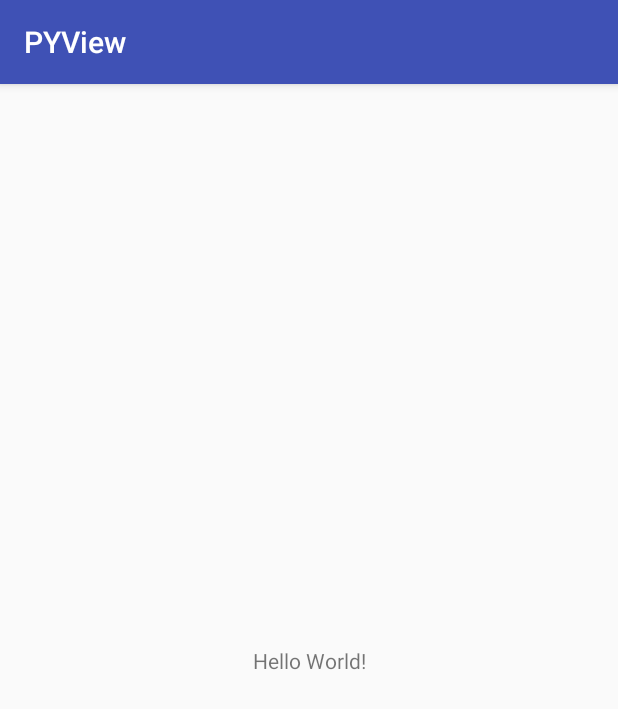
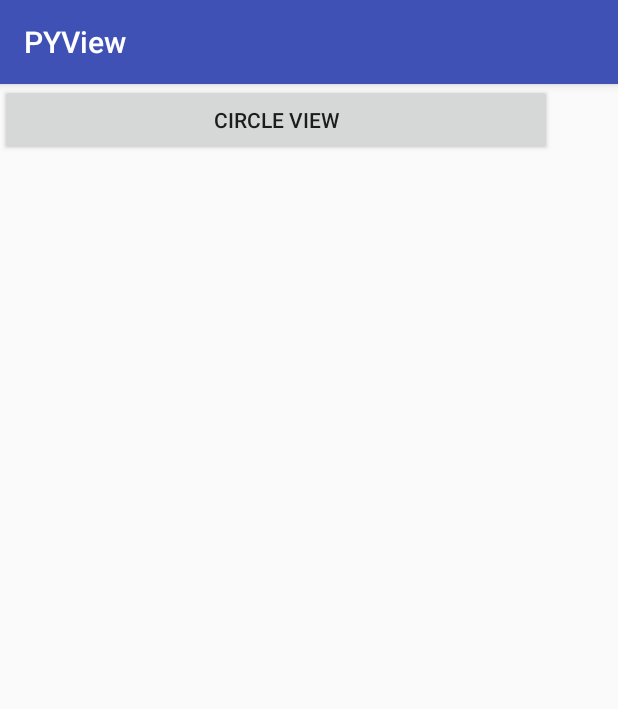
Before and after one commit to linpeiyou/PYView, an Android app: the screen it shows after launch (MainActivity), on a phone screen of 412 x 824 dp. Shown: the top 709 px of the screen. Run offline under Robolectric (Android 15) with nearby library versions, the phone set to English and light mode, and no system bars.

Commit message:
完成了自定义CircleView

```diff
--- a/app/build.gradle
+++ b/app/build.gradle
@@ -1,7 +1,7 @@
 apply plugin: 'com.android.application'
 
 android {
-    compileSdkVersion 26
+    compileSdkVersion 25
     buildToolsVersion "26.0.1"
     defaultConfig {
         applicationId "com.example.linpeiyou.pyview"
@@ -20,7 +20,7 @@ android {
 }
 
 dependencies {
-    compile fileTree(dir: 'libs', include: ['*.jar'])
+    compile fileTree(include: ['*.jar'], dir: 'libs')
     androidTestCompile('com.android.support.test.espresso:espresso-core:2.2.2', {
         exclude group: 'com.android.support', module: 'support-annotations'
     })
--- a/app/src/main/AndroidManifest.xml
+++ b/app/src/main/AndroidManifest.xml
@@ -16,6 +16,8 @@
                 <category android:name="android.intent.category.LAUNCHER" />
             </intent-filter>
         </activity>
+
+        <activity android:name=".CircleActivity"/>
     </application>
 
 </manifest>
--- a/app/src/main/java/com/example/linpeiyou/pyview/MainActivity.java
+++ b/app/src/main/java/com/example/linpeiyou/pyview/MainActivity.java
@@ -1,13 +1,35 @@
 package com.example.linpeiyou.pyview;
 
+import android.content.Intent;
 import android.support.v7.app.AppCompatActivity;
 import android.os.Bundle;
+import android.view.View;
+import android.widget.Button;
 
 public class MainActivity extends AppCompatActivity {
+
+    Button btnCircle;
 
     @Override
     protected void onCreate(Bundle savedInstanceState) {
         super.onCreate(savedInstanceState);
         setContentView(R.layout.activity_main);
+
+        findView();
+        initView();
+    }
+
+    private void findView() {
+        btnCircle = (Button) findViewById(R.id.btn_circle);
+    }
+
+    private void initView() {
+        btnCircle.setOnClickListener(new View.OnClickListener() {
+            @Override
+            public void onClick(View v) {
+                Intent intent = new Intent(MainActivity.this, CircleActivity.class);
+                startActivity(intent);
+            }
+        });
     }
 }
--- a/app/src/main/res/layout/activity_main.xml
+++ b/app/src/main/res/layout/activity_main.xml
@@ -6,13 +6,12 @@
     android:layout_height="match_parent"
     tools:context="com.example.linpeiyou.pyview.MainActivity">
 
-    <TextView
-        android:layout_width="wrap_content"
+    <Button
+        android:id="@+id/btn_circle"
+        android:layout_width="368dp"
         android:layout_height="wrap_content"
-        android:text="Hello World!"
-        app:layout_constraintBottom_toBottomOf="parent"
-        app:layout_constraintLeft_toLeftOf="parent"
-        app:layout_constraintRight_toRightOf="parent"
-        app:layout_constraintTop_toTopOf="parent" />
+        android:text="Circle View"
+        tools:layout_editor_absoluteY="0dp"
+        tools:layout_editor_absoluteX="8dp" />
 
 </android.support.constraint.ConstraintLayout>
--- /dev/null
+++ b/app/src/main/res/values/attr_circle_view.xml
@@ -0,0 +1,6 @@
+<?xml version="1.0" encoding="utf-8"?>
+<resources>
+    <declare-styleable name="CircleView">
+        <attr name="circle_color" format="color"/>
+    </declare-styleable>
+</resources>
```
Also changed, not shown: app/src/main/java/com/example/linpeiyou/pyview/CircleActivity.java (added, +18 -0 lines), app/src/main/java/com/example/linpeiyou/pyview/CircleView.java (added, +72 -0 lines), app/src/main/res/layout/activity_circle.xml (added, +17 -0 lines).
